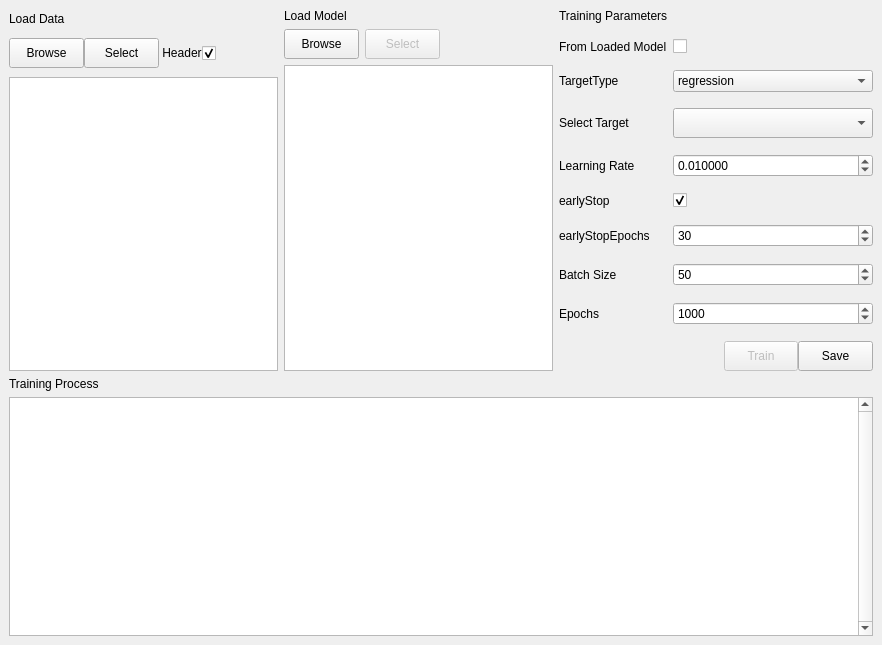
Above: QSAR-UI/mainwindow1.ui from sheMnapion/AI-QSAR before the change. Below: the same form after it.
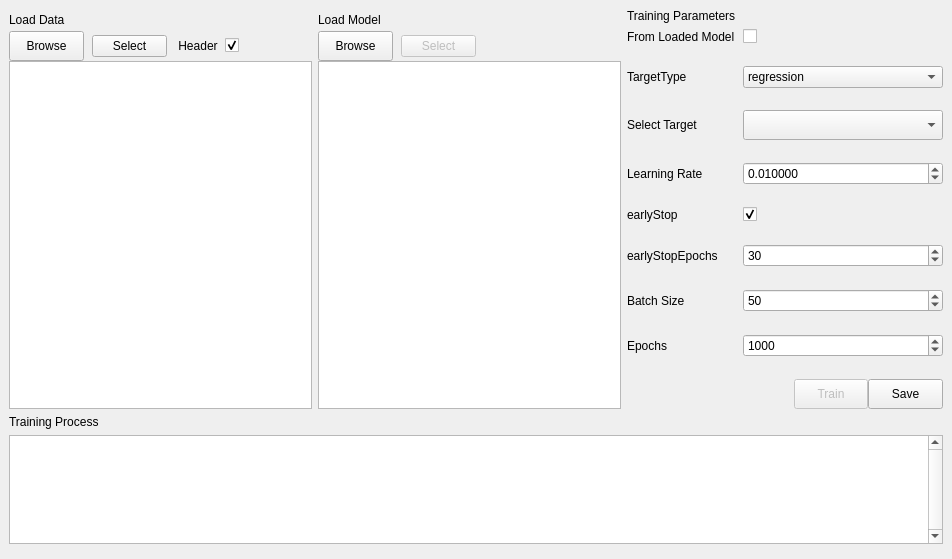
That is the form after the change.

Commit message: Update layout ratio

The edit to the form file:
```diff
--- a/QSAR-UI/mainwindow1.ui
+++ b/QSAR-UI/mainwindow1.ui
@@ -6,8 +6,8 @@
    <rect>
     <x>0</x>
     <y>0</y>
-    <width>882</width>
-    <height>645</height>
+    <width>952</width>
+    <height>559</height>
    </rect>
   </property>
   <property name="sizePolicy">
@@ -20,18 +20,26 @@
    <string>MainWindow</string>
   </property>
   <widget class="QWidget" name="centralwidget">
-   <layout class="QVBoxLayout" name="verticalLayout_2">
+   <layout class="QVBoxLayout" name="verticalLayout_6">
     <item>
-     <layout class="QHBoxLayout" name="horizontalLayout_4" stretch="1,1,1">
+     <layout class="QVBoxLayout" name="verticalLayout_5" stretch="3,2">
       <item>
-       <layout class="QGridLayout" name="gridLayout" rowstretch="1,0,0,0" columnstretch="1,0">
-        <property name="verticalSpacing">
-         <number>9</number>
+       <layout class="QHBoxLayout" name="horizontalLayout_4" stretch="1,1,0">
+        <property name="sizeConstraint">
+         <enum>QLayout::SetDefaultConstraint</enum>
         </property>
-        <item row="0" column="0">
+        <item>
+         <layout class="QVBoxLayout" name="verticalLayout_3" stretch="1,1,16">
+          <property name="spacing">
+           <number>0</number>
+          </property>
+          <property name="sizeConstraint">
+           <enum>QLayout::SetDefaultConstraint</enum>
+          </property>
+          <item>
          <widget class="QLabel" name="label_3">
           <property name="sizePolicy">
-           <sizepolicy hsizetype="Expanding" vsizetype="Fixed">
+             <sizepolicy hsizetype="Expanding" vsizetype="Preferred">
             <horstretch>1</horstretch>
             <verstretch>0</verstretch>
            </sizepolicy>
@@ -39,7 +47,7 @@
           <property name="maximumSize">
            <size>
             <width>16777215</width>
-            <height>20</height>
+              <height>16777215</height>
            </size>
           </property>
           <property name="text">
@@ -47,18 +55,14 @@
           </property>
          </widget>
         </item>
-        <item row="3" column="0" colspan="2">
-         <widget class="QListWidget" name="dataList">
-          <property name="sizePolicy">
-           <sizepolicy hsizetype="Expanding" vsizetype="Expanding">
-            <horstretch>1</horstretch>
-            <verstretch>1</verstretch>
-           </sizepolicy>
-          </property>
-         </widget>
-        </item>
-        <item row="1" column="0" colspan="2">
-         <layout class="QHBoxLayout" name="horizontalLayout" stretch="1,1,0,0,0,0">
+          <item>
+           <layout class="QHBoxLayout" name="horizontalLayout" stretch="2,0,2,0,2,1,0,0">
+            <property name="spacing">
+             <number>-1</number>
+            </property>
+            <property name="sizeConstraint">
+             <enum>QLayout::SetDefaultConstraint</enum>
+            </property>
           <property name="leftMargin">
            <number>0</number>
           </property>
@@ -68,7 +72,7 @@
           <item>
            <widget class="QPushButton" name="dataBrowseBtn">
             <property name="sizePolicy">
-             <sizepolicy hsizetype="Fixed" vsizetype="Fixed">
+               <sizepolicy hsizetype="Expanding" vsizetype="Fixed">
               <horstretch>1</horstretch>
               <verstretch>0</verstretch>
              </sizepolicy>
@@ -82,7 +86,7 @@
             <property name="maximumSize">
              <size>
               <width>75</width>
-              <height>30</height>
+                <height>16777215</height>
              </size>
             </property>
             <property name="autoFillBackground">
@@ -93,6 +97,22 @@
             </property>
            </widget>
           </item>
+            <item>
+             <spacer name="horizontalSpacer_4">
+              <property name="orientation">
+               <enum>Qt::Horizontal</enum>
+              </property>
+              <property name="sizeType">
+               <enum>QSizePolicy::Fixed</enum>
+              </property>
+              <property name="sizeHint" stdset="0">
+               <size>
+                <width>8</width>
+                <height>20</height>
+               </size>
+              </property>
+             </spacer>
+            </item>
           <item>
            <widget class="QPushButton" name="dataSelectBtn">
             <property name="sizePolicy">
@@ -104,7 +124,7 @@
             <property name="maximumSize">
              <size>
               <width>75</width>
-              <height>30</height>
+                <height>16777215</height>
              </size>
             </property>
             <property name="text">
@@ -112,6 +132,22 @@
             </property>
            </widget>
           </item>
+            <item>
+             <spacer name="horizontalSpacer_6">
+              <property name="orientation">
+               <enum>Qt::Horizontal</enum>
+              </property>
+              <property name="sizeType">
+               <enum>QSizePolicy::Fixed</enum>
+              </property>
+              <property name="sizeHint" stdset="0">
+               <size>
+                <width>8</width>
+                <height>20</height>
+               </size>
+              </property>
+             </spacer>
+            </item>
           <item>
            <widget class="QLabel" name="label">
             <property name="sizePolicy">
@@ -123,18 +159,21 @@
             <property name="maximumSize">
              <size>
               <width>50</width>
-              <height>30</height>
+                <height>16777215</height>
              </size>
             </property>
             <property name="text">
              <string> Header</string>
             </property>
+              <property name="margin">
+               <number>1</number>
+              </property>
            </widget>
           </item>
           <item>
            <widget class="QCheckBox" name="headerCheckBox">
             <property name="sizePolicy">
-             <sizepolicy hsizetype="Expanding" vsizetype="Fixed">
+               <sizepolicy hsizetype="Fixed" vsizetype="Fixed">
               <horstretch>0</horstretch>
               <verstretch>0</verstretch>
              </sizepolicy>
@@ -142,7 +181,7 @@
             <property name="maximumSize">
              <size>
               <width>16777215</width>
-              <height>30</height>
+                <height>16777215</height>
              </size>
             </property>
             <property name="text">
@@ -164,25 +203,44 @@
            </widget>
           </item>
           <item>
-           <widget class="QLineEdit" name="data">
-            <property name="maximumSize">
+             <spacer name="horizontalSpacer_3">
+              <property name="orientation">
+               <enum>Qt::Horizontal</enum>
+              </property>
+              <property name="sizeHint" stdset="0">
              <size>
-              <width>0</width>
-              <height>0</height>
-             </size>
-            </property>
+                <width>40</width>
+                <height>20</height>
+               </size>
+              </property>
+             </spacer>
+            </item>
+           </layout>
+          </item>
+          <item>
+           <widget class="QListWidget" name="dataList">
+            <property name="sizePolicy">
+             <sizepolicy hsizetype="Expanding" vsizetype="Expanding">
+              <horstretch>1</horstretch>
+              <verstretch>1</verstretch>
+             </sizepolicy>
+            </property>
+            <property name="spacing">
+             <number>0</number>
+            </property>
            </widget>
           </item>
          </layout>
         </item>
-       </layout>
-      </item>
       <item>
-       <layout class="QVBoxLayout" name="verticalLayout" stretch="0,0,0">
+         <layout class="QVBoxLayout" name="verticalLayout" stretch="1,1,16">
+          <property name="spacing">
+           <number>0</number>
+          </property>
         <item>
          <widget class="QLabel" name="label_4">
           <property name="sizePolicy">
-           <sizepolicy hsizetype="Expanding" vsizetype="Fixed">
+             <sizepolicy hsizetype="Expanding" vsizetype="Preferred">
             <horstretch>1</horstretch>
             <verstretch>0</verstretch>
            </sizepolicy>
@@ -190,7 +248,7 @@
           <property name="maximumSize">
            <size>
             <width>16777215</width>
-            <height>20</height>
+              <height>16777215</height>
            </size>
           </property>
           <property name="text">
@@ -200,6 +258,9 @@
         </item>
         <item>
          <layout class="QHBoxLayout" name="horizontalLayout_2">
+            <property name="sizeConstraint">
+             <enum>QLayout::SetDefaultConstraint</enum>
+            </property>
           <item>
            <widget class="QPushButton" name="modelBrowseBtn">
             <property name="sizePolicy">
@@ -217,7 +278,7 @@
             <property name="maximumSize">
              <size>
               <width>75</width>
-              <height>30</height>
+                <height>16777215</height>
              </size>
             </property>
             <property name="text">
@@ -225,6 +286,22 @@
             </property>
            </widget>
           </item>
+            <item>
+             <spacer name="horizontalSpacer_5">
+              <property name="orientation">
+               <enum>Qt::Horizontal</enum>
+              </property>
+              <property name="sizeType">
+               <enum>QSizePolicy::Fixed</enum>
+              </property>
+              <property name="sizeHint" stdset="0">
+               <size>
+                <width>8</width>
+                <height>20</height>
+               </size>
+              </property>
+             </spacer>
+            </item>
           <item>
            <widget class="QPushButton" name="modelSelectBtn">
             <property name="enabled">
@@ -233,7 +310,7 @@
             <property name="maximumSize">
              <size>
               <width>75</width>
-              <height>30</height>
+                <height>16777215</height>
              </size>
             </property>
             <property name="text">
@@ -269,37 +346,52 @@
        </layout>
       </item>
       <item>
+         <layout class="QVBoxLayout" name="verticalLayout_2" stretch="1,17">
+          <property name="spacing">
+           <number>-1</number>
+          </property>
+          <item>
+           <widget class="QLabel" name="label_6">
+            <property name="sizePolicy">
+             <sizepolicy hsizetype="Expanding" vsizetype="Expanding">
+              <horstretch>0</horstretch>
+              <verstretch>0</verstretch>
+             </sizepolicy>
+            </property>
+            <property name="text">
+             <string>Training Parameters</string>
+            </property>
+           </widget>
+          </item>
+          <item>
        <layout class="QFormLayout" name="formLayout">
         <property name="fieldGrowthPolicy">
          <enum>QFormLayout::ExpandingFieldsGrow</enum>
         </property>
         <property name="horizontalSpacing">
-         <number>5</number>
+             <number>8</number>
         </property>
         <property name="verticalSpacing">
-         <number>16</number>
+             <number>22</number>
         </property>
         <item row="0" column="0">
-         <widget class="QLabel" name="label_6">
-          <property name="sizePolicy">
-           <sizepolicy hsizetype="Expanding" vsizetype="Expanding">
-            <horstretch>0</horstretch>
-            <verstretch>0</verstretch>
-           </sizepolicy>
-          </property>
+             <widget class="QLabel" name="fromLoadedModelLabel">
           <property name="text">
-           <string>Training Parameters</string>
+               <string>From Loaded Model</string>
           </property>
          </widget>
         </item>
-        <item row="2" column="0">
+            <item row="0" column="1">
+             <widget class="QCheckBox" name="fromLoadedModelCheckBox"/>
+            </item>
+            <item row="1" column="0">
          <widget class="QLabel" name="targetTypeLabel">
           <property name="text">
            <string>TargetType</string>
           </property>
          </widget>
         </item>
-        <item row="2" column="1">
+            <item row="1" column="1">
          <widget class="QComboBox" name="targetTypeComboBox">
           <property name="sizePolicy">
            <sizepolicy hsizetype="Expanding" vsizetype="Fixed">
@@ -314,7 +406,7 @@
           </item>
          </widget>
         </item>
-        <item row="3" column="0">
+            <item row="2" column="0">
          <widget class="QLabel" name="label_2">
           <property name="sizePolicy">
            <sizepolicy hsizetype="Fixed" vsizetype="Fixed">
@@ -339,7 +431,7 @@
           </property>
          </widget>
         </item>
-        <item row="3" column="1">
+            <item row="2" column="1">
          <widget class="QComboBox" name="columnSelectComboBox">
           <property name="sizePolicy">
            <sizepolicy hsizetype="Expanding" vsizetype="Fixed">
@@ -361,14 +453,14 @@
           </property>
          </widget>
         </item>
-        <item row="4" column="0">
+            <item row="3" column="0">
          <widget class="QLabel" name="learningRateLabel">
           <property name="text">
            <string>Learning Rate</string>
           </property>
          </widget>
         </item>
-        <item row="4" column="1">
+            <item row="3" column="1">
          <widget class="QDoubleSpinBox" name="learningRateDoubleSpinBox">
           <property name="sizePolicy">
            <sizepolicy hsizetype="Expanding" vsizetype="Fixed">
@@ -399,14 +491,14 @@
           </property>
          </widget>
         </item>
-        <item row="5" column="0">
+            <item row="4" column="0">
          <widget class="QLabel" name="earlyStopLabel">
           <property name="text">
            <string>earlyStop</string>
           </property>
          </widget>
         </item>
-        <item row="5" column="1">
+            <item row="4" column="1">
          <widget class="QCheckBox" name="earlyStopCheckBox">
           <property name="sizePolicy">
            <sizepolicy hsizetype="Expanding" vsizetype="Fixed">
@@ -419,14 +511,14 @@
           </property>
          </widget>
         </item>
-        <item row="6" column="0">
+            <item row="5" column="0">
          <widget class="QLabel" name="earlyStopEpochsLabel">
           <property name="text">
            <string>earlyStopEpochs</string>
           </property>
          </widget>
         </item>
-        <item row="6" column="1">
+            <item row="5" column="1">
          <widget class="QSpinBox" name="earlyStopEpochsSpinBox">
           <property name="sizePolicy">
            <sizepolicy hsizetype="Expanding" vsizetype="Fixed">
@@ -445,14 +537,14 @@
           </property>
          </widget>
         </item>
-        <item row="7" column="0">
+            <item row="6" column="0">
          <widget class="QLabel" name="batchSizeLabel">
           <property name="text">
            <string>Batch Size</string>
           </property>
          </widget>
         </item>
-        <item row="7" column="1">
+            <item row="6" column="1">
          <widget class="QSpinBox" name="batchSizeSpinBox">
           <property name="sizePolicy">
            <sizepolicy hsizetype="Expanding" vsizetype="Fixed">
@@ -471,14 +563,14 @@
           </property>
          </widget>
         </item>
-        <item row="8" column="0">
+            <item row="7" column="0">
          <widget class="QLabel" name="epochsLabel">
           <property name="text">
            <string>Epochs</string>
           </property>
          </widget>
         </item>
-        <item row="8" column="1">
+            <item row="7" column="1">
          <widget class="QSpinBox" name="epochsSpinBox">
           <property name="sizePolicy">
            <sizepolicy hsizetype="Expanding" vsizetype="Fixed">
@@ -497,7 +589,7 @@
           </property>
          </widget>
         </item>
-        <item row="9" column="0" colspan="2">
+            <item row="8" column="0" colspan="2">
          <layout class="QHBoxLayout" name="horizontalLayout_3">
           <item>
            <spacer name="horizontalSpacer">
@@ -564,22 +656,14 @@
           </item>
          </layout>
         </item>
-        <item row="1" column="0">
-         <widget class="QLabel" name="fromLoadedModelLabel">
-          <property name="text">
-           <string>From Loaded Model</string>
-          </property>
-         </widget>
-        </item>
-        <item row="1" column="1">
-         <widget class="QCheckBox" name="fromLoadedModelCheckBox"/>
+           </layout>
         </item>
        </layout>
       </item>
      </layout>
     </item>
     <item>
-     <layout class="QHBoxLayout" name="horizontalLayout_5">
+       <layout class="QVBoxLayout" name="verticalLayout_4" stretch="1,10">
       <item>
        <widget class="QLabel" name="label_5">
         <property name="sizePolicy">
@@ -588,30 +672,18 @@
           <verstretch>0</verstretch>
          </sizepolicy>
         </property>
+          <property name="maximumSize">
+           <size>
+            <width>16777215</width>
+            <height>30</height>
+           </size>
+          </property>
         <property name="text">
          <string>Training Process</string>
         </property>
        </widget>
       </item>
       <item>
-       <widget class="QLineEdit" name="trainingReturnLineEdit">
-        <property name="sizePolicy">
-         <sizepolicy hsizetype="Fixed" vsizetype="Fixed">
-          <horstretch>0</horstretch>
-          <verstretch>0</verstretch>
-         </sizepolicy>
-        </property>
-        <property name="maximumSize">
-         <size>
-          <width>0</width>
-          <height>0</height>
-         </size>
-        </property>
-       </widget>
-      </item>
-     </layout>
-    </item>
-    <item>
      <widget class="QListWidget" name="trainingList">
       <property name="sizePolicy">
        <sizepolicy hsizetype="Expanding" vsizetype="Expanding">
@@ -630,6 +702,26 @@
       </property>
       <property name="editTriggers">
        <set>QAbstractItemView::AllEditTriggers</set>
+          </property>
+         </widget>
+        </item>
+       </layout>
+      </item>
+     </layout>
+    </item>
+    <item>
+     <widget class="QLineEdit" name="trainingReturnLineEdit">
+      <property name="sizePolicy">
+       <sizepolicy hsizetype="Fixed" vsizetype="Fixed">
+        <horstretch>0</horstretch>
+        <verstretch>0</verstretch>
+       </sizepolicy>
+      </property>
+      <property name="maximumSize">
+       <size>
+        <width>0</width>
+        <height>0</height>
+       </size>
       </property>
      </widget>
     </item>
```
Left out of the diff: 2 changed lines with no effect on the pictures. Lines whose indentation alone changed are shown as unchanged. The commit also changes 4 other files.
